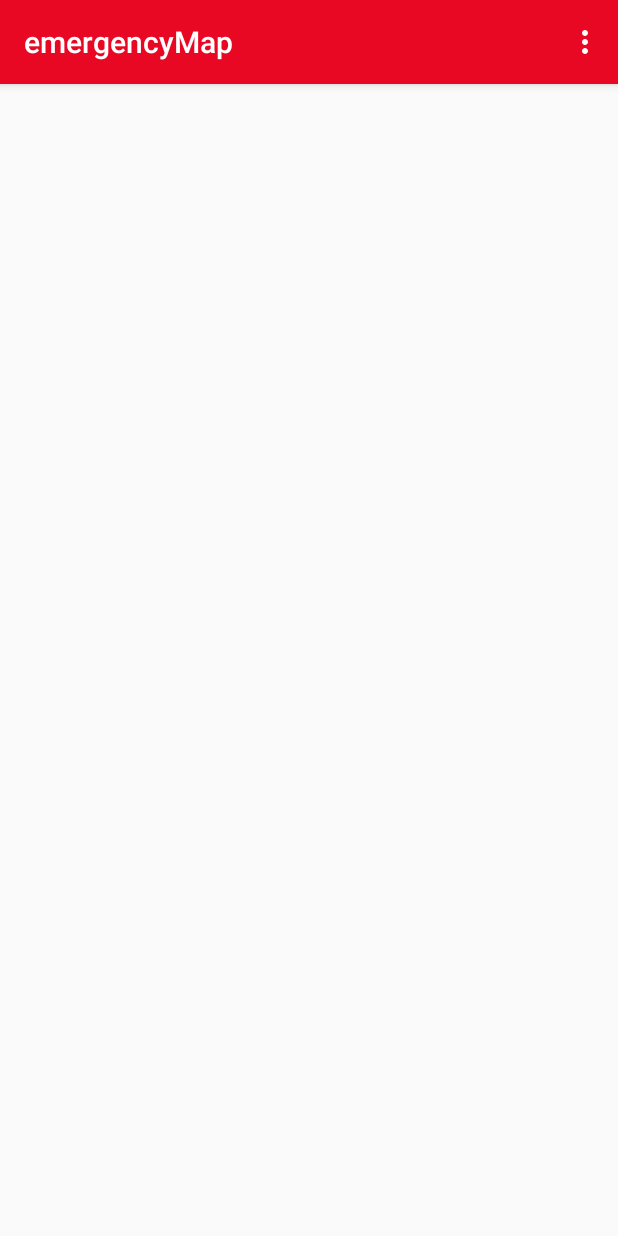
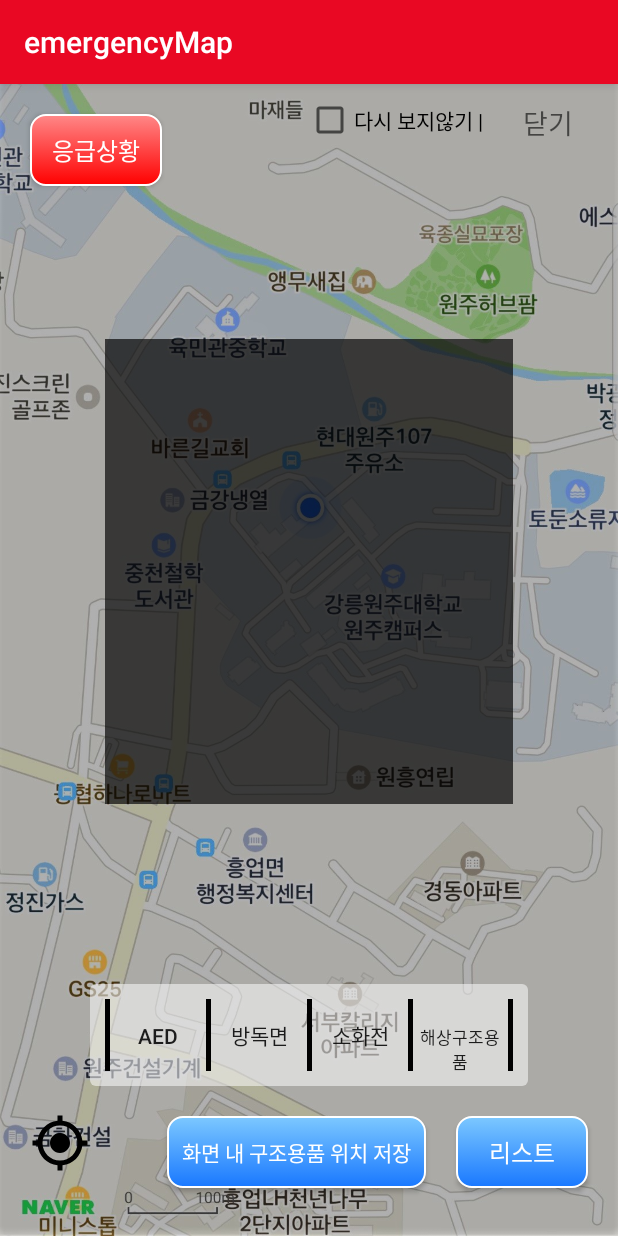
Before and after one commit to GohSanghyeon/EmergencyMap, an Android app: the screen it shows after launch (MainActivity before the commit, App_tutorial after it), on a phone screen of 412 x 824 dp. Run offline under Robolectric (Android 15) with nearby library versions, the phone set to English and light mode, and no system bars; our stand-ins replace navigation-ui; libraries missing offline, so code that uses them is left out: com.naver.maps; 9 statements that could not run were skipped.

Commit message:
app tutorial success

```diff
--- /dev/null
+++ b/app/src/main/java/com/example/emergencymap/App_tutorial.kt
@@ -0,0 +1,60 @@
+package com.example.emergencymap
+
+import android.annotation.SuppressLint
+import android.content.Context
+import android.content.SharedPreferences
+import androidx.appcompat.app.AppCompatActivity
+import android.os.Bundle
+import android.view.View
+import android.view.ViewGroup
+import androidx.viewpager.widget.PagerAdapter
+import kotlinx.android.synthetic.main.activity_app_tutorial.*
+import org.jetbrains.anko.commit
+
+class App_tutorial : AppCompatActivity() {
+    var viewList : ArrayList<View> = ArrayList<View>()
+
+    override fun onCreate(savedInstanceState: Bundle?) {
+        super.onCreate(savedInstanceState)
+        setContentView(R.layout.activity_app_tutorial)
+        val pref : SharedPreferences = getSharedPreferences("a", MODE_PRIVATE)
+        var edit = pref.edit()
+        var flag : Int = 0
+
+       closeView.setOnClickListener {
+           if(checkbox.isChecked){
+               flag = 1
+               edit.putInt("First", flag)
+               edit.commit()
+               finish()
+           }
+           else{
+               flag = 0
+               edit.putInt("First", flag)
+               edit.commit()
+               finish()
+           }
+       }
+
+        buttonEmergency.setOnClickListener {
+            tip.text = "응급상황 버튼으로 119신고와 환자에 맞는 응급처치 절차를 볼 수 있습니다."
+        }
+
+        buttonList.setOnClickListener {
+            tip.text = "리스트 버튼을 통해서 세부 위치를 알 수 있습니다."
+        }
+
+        buttonSaveFromMap.setOnClickListener {
+            tip.text = "현재 화면에 있는 응급구조용품을 저장하여 인터넷에 연결되어있지않아도 조회가 가능합니다."
+        }
+
+        buttonNowLocation.setOnClickListener {
+            tip.text = "현재 위치로 돌아옵니다."
+        }
+
+        tableLayout.setOnClickListener{
+            tip.text = "버튼을 클릭하면 응급구조용품의 위치를 알 수 있습니다."
+        }
+
+    }
+}
--- a/app/src/main/java/com/example/emergencymap/MainActivity.kt
+++ b/app/src/main/java/com/example/emergencymap/MainActivity.kt
@@ -1,11 +1,13 @@
 package com.example.emergencymap
 
 import android.Manifest
+import android.content.Context
 import android.os.Bundle
 import androidx.navigation.ui.AppBarConfiguration
 import androidx.appcompat.app.AppCompatActivity
 import android.view.Menu
 import android.content.Intent
+import android.content.SharedPreferences
 import android.util.Log
 import android.view.MenuItem
 import android.view.View
@@ -44,7 +46,7 @@ class MainActivity : AppCompatActivity(), OnMapReadyCallback {
     private lateinit var appBarConfiguration: AppBarConfiguration
     private lateinit var locationSource: LocationProvider
     private var map: NaverMap? = null
-    private var itemsOnMap: MutableList<ItemInfo> = mutableListOf()
+    private var itemsOnMap: ItemsInfo = null
 
     companion object{
         //for permission check
@@ -67,6 +69,15 @@ class MainActivity : AppCompatActivity(), OnMapReadyCallback {
             { _, _ ->
                 toast("일부 기능이 제한될 수 있습니다.")
             }
+
+
+        val pref : SharedPreferences = getSharedPreferences("a", MODE_PRIVATE)
+        var firstViewShow = pref.getInt("First", 0)
+
+        if(firstViewShow == 0){
+            val intent = Intent(this, App_tutorial::class.java)
+            startActivity(intent)
+        }
 
         mountMap()
         locationSource = LocationProvider(this)
@@ -127,7 +138,7 @@ class MainActivity : AppCompatActivity(), OnMapReadyCallback {
         when(functionCode){
             STARTING -> {
                 if(PermissionManager.existDeniedpermission(this, permissions))
-                   toast("일부 기능이 제한될 수 있습니다.")
+                    toast("일부 기능이 제한될 수 있습니다.")
             }
             MOVE_TO_NOW_LOCATION -> {
                 if(!PermissionManager.existDeniedpermission(this, permissions))
@@ -148,7 +159,7 @@ class MainActivity : AppCompatActivity(), OnMapReadyCallback {
         when(item.itemId){
 
             R.id.apptuto ->{
-
+                startActivity(Intent(this, App_tutorial::class.java))
             }
             R.id.howtool ->
                 startActivity(Intent(this, SelectionForEducation::class.java))
@@ -167,7 +178,7 @@ class MainActivity : AppCompatActivity(), OnMapReadyCallback {
         marker.width = markerWidth
         marker.height = markerHeight
         marker.icon = OverlayImage.fromResource(R.drawable.aed)
-    //
+        //
         map = naverMap
         map?.uiSettings?.isCompassEnabled = false
         map?.addOnCameraIdleListener {
@@ -193,41 +204,10 @@ class MainActivity : AppCompatActivity(), OnMapReadyCallback {
                     , if((mapNorth - nowLatitude) <= limitDistance) mapNorth else nowLatitude + limitDistance
                 )
 
-                val taskDownload = ItemsDownloader(requestBoundary, this) { items ->
-                    items?.let { itemArray ->
-                        for (itemPosition in 0 until itemArray.length()) {
-                            (itemArray[itemPosition] as? JSONObject)?.let checkNewItem@ { nowItem ->
-                                var nowItemLatitude: Double
-                                var nowItemLongitude: Double
-                                var nowItemDistinction: Int
-                                var nowItemLatLng: LatLng
-
-                                try{
-                                    nowItemLatitude = nowItem.getDouble(getString(R.string.Latitude))
-                                    nowItemLongitude = nowItem.getDouble(getString(R.string.Longitude))
-                                    nowItemDistinction = nowItem.getInt(getString(R.string.Distinction))
-                                    nowItemLatLng = LatLng(nowItemLatitude, nowItemLongitude)
-                                }catch(e: JSONException){
-                                    Log.d("Item Check", "잘못된 JSON형식!", e)
-                                    return@checkNewItem
-                                }
-
-                                val isNewItem = itemsOnMap.count { oneItemOnMap ->
-                                    oneItemOnMap.itemLatLng == nowItemLatLng
-                                            && oneItemOnMap.itemDistinction == nowItemDistinction
-                                } == 0
-
-                                if(isNewItem){
-                                    itemsOnMap.add(ItemInfo(
-                                        nowItemLatitude
-                                        , nowItemLongitude
-                                        , nowItemDistinction
-                                        , nowItem))
-
-                                    putMarker(nowItem, nowItemLatLng, nowItemDistinction, map)
-                                }
-                            }
-                        }
+                val taskDownload = ItemsDownloader(requestBoundary, this) {items ->
+                    items?.let {
+                        itemsOnMap = it
+                        putMarkers(it, map)
                     }
                 }
 
@@ -271,16 +251,4 @@ class MainActivity : AppCompatActivity(), OnMapReadyCallback {
             }
         }
     }
-
-    private fun putMarker(
-        item: JSONObject
-        , itemLatLng: LatLng
-        , itemDistinction: Int
-        , drawingMap: NaverMap) = Marker().apply{
-            position = itemLatLng
-            map = drawingMap
-            width = markerWidth
-            height = markerHeight
-            icon = OverlayImage.fromResource(R.drawable.aed)
-        }
 }
--- /dev/null
+++ b/app/src/main/res/layout/activity_app_tutorial.xml
@@ -0,0 +1,225 @@
+<?xml version="1.0" encoding="utf-8"?>
+<androidx.constraintlayout.widget.ConstraintLayout xmlns:android="http://schemas.android.com/apk/res/android"
+    xmlns:app="http://schemas.android.com/apk/res-auto"
+    xmlns:tools="http://schemas.android.com/tools"
+    android:layout_width="match_parent"
+    android:layout_height="match_parent"
+    android:background="@drawable/tutorial_1"
+    tools:context=".App_tutorial">
+
+    <CheckBox
+        android:id="@+id/checkbox"
+        android:layout_width="wrap_content"
+        android:layout_height="wrap_content"
+        android:layout_marginStart="204dp"
+        android:layout_marginTop="8dp"
+        android:text="다시 보지않기 |"
+        app:layout_constraintStart_toStartOf="parent"
+        app:layout_constraintTop_toTopOf="parent" />
+
+    <Button
+        android:id="@+id/buttonEmergency"
+        android:layout_width="wrap_content"
+        android:layout_height="wrap_content"
+        android:layout_marginStart="20dp"
+        android:layout_marginTop="20dp"
+        android:background="@drawable/rounded_square_emergency"
+        android:padding="@dimen/button_general_padding"
+        android:text="응급상황"
+        android:textColor="@android:color/white"
+        android:textSize="16sp"
+        android:visibility="visible"
+        app:layout_constraintStart_toStartOf="parent"
+        app:layout_constraintTop_toTopOf="parent" />
+
+    <LinearLayout
+        android:id="@+id/layoutEmergencySelection"
+        android:layout_width="wrap_content"
+        android:layout_height="wrap_content"
+        android:layout_marginStart="20dp"
+        android:background="@drawable/rounded_square_whiteframe"
+        android:orientation="vertical"
+        android:padding="5dp"
+        android:visibility="invisible"
+        app:layout_constraintStart_toEndOf="@+id/buttonEmergency"
+        app:layout_constraintTop_toTopOf="@+id/buttonEmergency">
+
+
+        <Button
+            android:id="@+id/buttonEmergencySMS"
+            android:layout_width="wrap_content"
+            android:layout_height="wrap_content"
+            android:background="@android:color/white"
+            android:text="비상신고"
+            android:textSize="18sp" />
+
+        <Button
+            android:id="@+id/buttonEmergencyManual"
+            android:layout_width="wrap_content"
+            android:layout_height="wrap_content"
+            android:background="@android:color/white"
+            android:text="응급교육"
+            android:textSize="18sp" />
+    </LinearLayout>
+
+    <Button
+        android:id="@+id/buttonList"
+        android:layout_width="wrap_content"
+        android:layout_height="wrap_content"
+        android:layout_marginEnd="20dp"
+        android:layout_marginBottom="32dp"
+        android:background="@drawable/rounded_square_general"
+        android:padding="@dimen/button_general_padding"
+        android:text="리스트"
+        android:textColor="@android:color/white"
+        android:textSize="16sp"
+        app:layout_constraintBottom_toBottomOf="parent"
+        app:layout_constraintEnd_toEndOf="parent" />
+
+    <Button
+        android:id="@+id/buttonSaveFromMap"
+        android:layout_width="wrap_content"
+        android:layout_height="wrap_content"
+        android:layout_marginEnd="20dp"
+        android:background="@drawable/rounded_square_general"
+        android:padding="@dimen/button_general_padding"
+        android:text="화면 내 구조용품 위치 저장"
+        android:textColor="@android:color/white"
+        app:layout_constraintEnd_toStartOf="@+id/buttonList"
+        app:layout_constraintTop_toTopOf="@+id/buttonList" />
+
+
+    <Button
+        android:id="@+id/buttonNowLocation"
+        android:layout_width="40dp"
+        android:layout_height="40dp"
+        android:layout_marginStart="20dp"
+        android:layout_marginBottom="10dp"
+        android:background="@color/transparency"
+        android:foreground="@drawable/ic_gps_fixed_black_24dp"
+        android:foregroundTint="@android:color/black"
+        android:padding="@dimen/button_general_padding"
+        app:layout_constraintBottom_toBottomOf="@+id/buttonSaveFromMap"
+        app:layout_constraintStart_toStartOf="parent" />
+
+    <TableLayout
+        android:id="@+id/tableLayout"
+        android:layout_width="0dp"
+        android:layout_height="wrap_content"
+        android:layout_marginStart="60dp"
+        android:layout_marginEnd="60dp"
+        android:layout_marginBottom="20dp"
+        android:background="@drawable/rounded_square_whitecloud"
+        app:layout_constraintBottom_toTopOf="@+id/buttonSaveFromMap"
+        app:layout_constraintEnd_toEndOf="parent"
+        app:layout_constraintStart_toStartOf="parent">
+
+        <TableRow
+            android:layout_width="match_parent"
+            android:layout_height="match_parent"
+            android:padding="@dimen/button_general_padding">
+
+            <View
+                android:id="@+id/divider0"
+                android:layout_width="3dp"
+                android:layout_height="match_parent"
+                android:background="@android:color/black" />
+
+            <ToggleButton
+                android:id="@+id/buttonLocationAED"
+                android:layout_width="wrap_content"
+                android:layout_height="wrap_content"
+                android:layout_weight="1"
+                android:background="@color/transparency"
+                android:padding="@dimen/button_general_padding"
+                android:textOff="AED"
+                android:textOn="AED" />
+
+            <View
+                android:id="@+id/divider1"
+                android:layout_width="3dp"
+                android:layout_height="match_parent"
+                android:background="@android:color/black" />
+
+            <ToggleButton
+                android:id="@+id/buttonLocationGasMask"
+                android:layout_width="wrap_content"
+                android:layout_height="wrap_content"
+                android:layout_weight="1"
+                android:background="@color/transparency"
+                android:textOff="방독면"
+                android:textOn="방독면" />
+
+            <View
+                android:id="@+id/divider2"
+                android:layout_width="3dp"
+                android:layout_height="match_parent"
+                android:background="@android:color/black" />
+
+            <ToggleButton
+                android:id="@+id/buttonLocationFireplug"
+                android:layout_width="wrap_content"
+                android:layout_height="wrap_content"
+                android:layout_weight="1"
+                android:background="@color/transparency"
+                android:text="ToggleButton"
+                android:textOff="소화전"
+                android:textOn="소화전" />
+
+            <View
+                android:id="@+id/divider3"
+                android:layout_width="3dp"
+                android:layout_height="match_parent"
+                android:background="@android:color/black" />
+
+            <ToggleButton
+                android:id="@+id/buttonLocationWaterEquip"
+                android:layout_width="wrap_content"
+                android:layout_height="wrap_content"
+                android:layout_weight="1"
+                android:background="@color/transparency"
+                android:textOff="해상구조용품"
+                android:textOn="해상구조용품"
+                android:textSize="11sp" />
+
+            <View
+                android:id="@+id/divider4"
+                android:layout_width="3dp"
+                android:layout_height="match_parent"
+                android:background="@android:color/black" />
+        </TableRow>
+
+    </TableLayout>
+
+    <TextView
+        android:id="@+id/closeView"
+        android:layout_width="wrap_content"
+        android:layout_height="wrap_content"
+        android:layout_marginTop="12dp"
+        android:layout_marginEnd="8dp"
+        android:text=" 닫기"
+        android:textAppearance="@style/TextAppearance.AppCompat.Medium"
+        app:layout_constraintEnd_toEndOf="parent"
+        app:layout_constraintStart_toEndOf="@+id/checkbox"
+        app:layout_constraintTop_toTopOf="parent" />
+
+    <TextView
+        android:id="@+id/tip"
+        android:layout_width="0dp"
+        android:layout_height="0dp"
+        android:layout_marginStart="70dp"
+        android:layout_marginTop="170dp"
+        android:layout_marginEnd="70dp"
+        android:layout_marginBottom="120dp"
+        android:background="@color/transparencyBlack"
+        android:padding="8dp"
+        android:textColor="#FFC107"
+        android:textStyle="bold"
+        app:layout_constraintBottom_toTopOf="@+id/tableLayout"
+        app:layout_constraintEnd_toEndOf="parent"
+        app:layout_constraintHorizontal_bias="0.0"
+        app:layout_constraintStart_toStartOf="parent"
+        app:layout_constraintTop_toTopOf="parent" />
+
+
+</androidx.constraintlayout.widget.ConstraintLayout>
--- /dev/null
+++ b/app/src/main/res/layout/tutorial_1.xml
@@ -0,0 +1,7 @@
+<?xml version="1.0" encoding="utf-8"?>
+<androidx.constraintlayout.widget.ConstraintLayout xmlns:android="http://schemas.android.com/apk/res/android"
+    xmlns:app="http://schemas.android.com/apk/res-auto"
+    xmlns:tools="http://schemas.android.com/tools"
+    android:layout_width="match_parent"
+    android:layout_height="match_parent"
+    android:orientation="vertical"/>
--- /dev/null
+++ b/app/src/main/res/layout/tutorial_2.xml
@@ -0,0 +1,8 @@
+<?xml version="1.0" encoding="utf-8"?>
+<LinearLayout xmlns:android="http://schemas.android.com/apk/res/android"
+    xmlns:app="http://schemas.android.com/apk/res-auto"
+    android:orientation="vertical" android:layout_width="match_parent"
+    android:layout_height="match_parent">
+
+
+</LinearLayout>
--- /dev/null
+++ b/app/src/main/res/layout/tutorial_3.xml
@@ -0,0 +1,8 @@
+<?xml version="1.0" encoding="utf-8"?>
+<LinearLayout xmlns:android="http://schemas.android.com/apk/res/android"
+    xmlns:app="http://schemas.android.com/apk/res-auto"
+    android:orientation="vertical" android:layout_width="match_parent"
+    android:background="#8C000000"
+    android:layout_height="match_parent">
+
+</LinearLayout>
--- a/app/src/main/res/values/colors.xml
+++ b/app/src/main/res/values/colors.xml
@@ -10,4 +10,5 @@
     <color name="colorWhiteCloud">#88FFFFFF</color>
     <color name="colorRedCloud">#44FF8888</color>
     <color name="transparency">#00000000</color>
+    <color name="transparencyBlack">#AA000000</color>
 </resources>
```
Also changed, not shown: app/src/main/AndroidManifest.xml (+4 -4 lines), app/src/main/res/drawable/tutorial_1.jpg (added).
